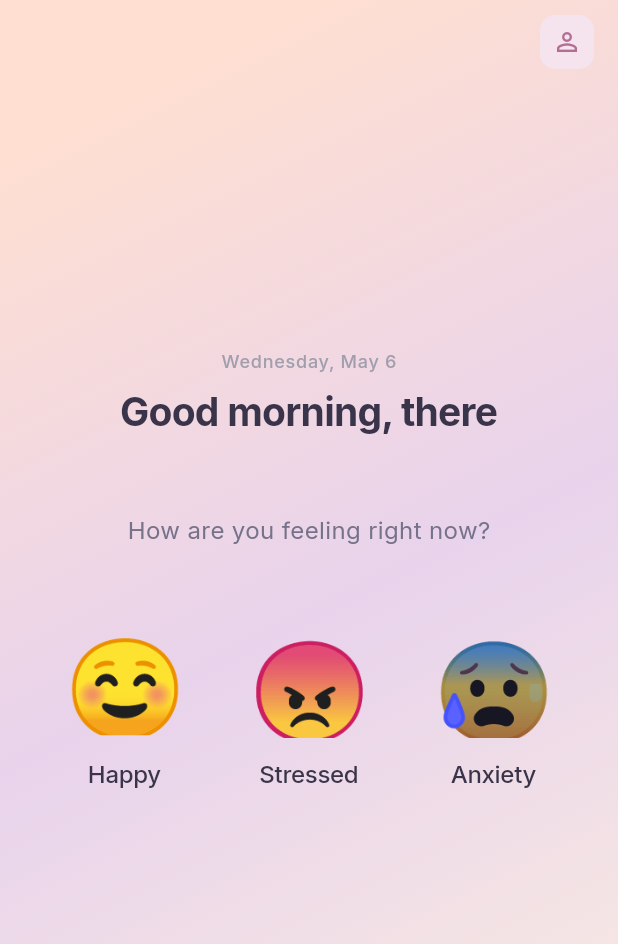
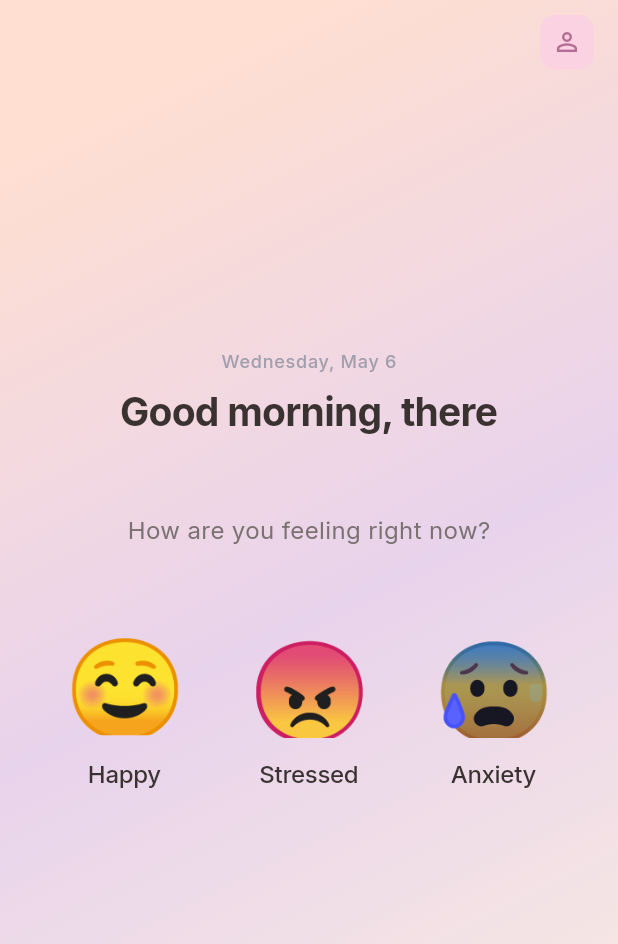
Before and after one commit to Richa-682111/mindsync-flutter, a Flutter app: the screen it shows once a user with an empty profile is signed in, on a phone screen of 412 x 824 dp. Shown: the top 944 px of the screen. Run offline on Flutter 3.47's test engine with Material 3 defaults, Android fonts, the phone set to English and light mode, and no system bars; our stand-ins replace cloud_firestore, firebase_auth, firebase_core, fl_chart, google_fonts; accounts and stored records are empty.

Commit message:
pinteresty  ui

```diff
--- a/lib/utils/app_theme.dart
+++ b/lib/utils/app_theme.dart
@@ -3,7 +3,7 @@ import 'package:google_fonts/google_fonts.dart';
 
 class AppTheme {
   // ─── DESIGN SYSTEM: Serenity Theme ───
-  // Soft, calming gradients, glassmorphic white surfaces.
+  // Soft, calming gradients, glassmorphic white surfaces, elegant typography.
 
   // Background Gradient (Peach -> Soft Purple -> Pale Warm)
   static const LinearGradient mainGradient = LinearGradient(
@@ -19,16 +19,16 @@ class AppTheme {
 
   // Color Tokens
   static const Color canvas       = Colors.transparent; // Let gradient show through
-  static const Color surface      = Color(0xCCFFFFFF);  // 80% white (Glassmorphism)
-  static const Color surfaceDim   = Color(0x80FFFFFF);  // 50% white
-  static const Color border       = Color(0x33FFFFFF);  // 20% white border
-  static const Color textPrimary  = Color(0xFF3A344A);  // Deep soft charcoal/purple
-  static const Color textSecondary= Color(0xFF76728A);  // Soft slate
+  static const Color surface      = Color(0xB3FFFFFF);  // 70% white (Glassmorphism)
+  static const Color surfaceDim   = Color(0x66FFFFFF);  // 40% white
+  static const Color border       = Color(0x4DFFFFFF);  // 30% white border
+  static const Color textPrimary  = Color(0xFF3A3131);  // Deep soft charcoal/brown
+  static const Color textSecondary= Color(0xFF7A7171);  // Soft slate
   static const Color textMuted    = Color(0xFFA19EAE);  // De-emphasized
 
   // Brand / Action
-  static const Color accent       = Color(0xFFB46E96);  // Magenta/Purple (from Pinterest)
-  static const Color accentSoft   = Color(0xFFF5E4EE);  // Soft pink tint
+  static const Color accent       = Color(0xFFB46E96);  // Magenta/Purple
+  static const Color accentSoft   = Color(0xFFFAD2E1);  // Soft pink tint
   static const Color positive     = Color(0xFF6BAF8D);  // Muted sage green
   static const Color positiveSoft = Color(0xFFE6F4EE);  // Soft green tint
   static const Color warmTone     = Color(0xFFED9D7A);  // Orange/Peach (Angry/Anxious)
@@ -38,9 +38,24 @@ class AppTheme {
   static const Color moodHappy    = Color(0xFFB46E96);  // Magenta/Purple
   static const Color moodStressed = Color(0xFF635F6A);  // Dark Grey
   static const Color moodAnxious  = Color(0xFFED9D7A);  // Soft Orange/Peach
+  static const Color moodSad      = Color(0xFF7B8C9E);  // Soft Blue/Grey
+  static const Color moodNeutral  = Color(0xFFC4B8C6);  // Soft Lilac Grey
+
+  // ─── Spacing & Corner Radius ───
+  static const double spacingSm = 8.0;
+  static const double spacingMd = 16.0;
+  static const double spacingLg = 24.0;
+  static const double spacingXl = 32.0;
+
+  static const double radiusSm = 12.0;
+  static const double radiusMd = 16.0;
+  static const double radiusLg = 24.0;
+  static const double radiusXl = 32.0;
 
   static ThemeData get lightTheme {
-    final base = GoogleFonts.interTextTheme();
+    final baseInter = GoogleFonts.interTextTheme();
+    final basePlayfair = GoogleFonts.playfairDisplayTextTheme();
+
     return ThemeData(
       scaffoldBackgroundColor: canvas,
       colorScheme: const ColorScheme.light(
@@ -48,14 +63,14 @@ class AppTheme {
         secondary: positive,
         surface: surface,
       ),
-      textTheme: base.copyWith(
-        displayLarge:  GoogleFonts.inter(fontSize: 36, fontWeight: FontWeight.w700, color: textPrimary, letterSpacing: -0.8, height: 1.15),
-        displayMedium: GoogleFonts.inter(fontSize: 28, fontWeight: FontWeight.w700, color: textPrimary, letterSpacing: -0.5, height: 1.2),
-        titleLarge:    GoogleFonts.inter(fontSize: 18, fontWeight: FontWeight.w600, color: textPrimary, letterSpacing: -0.2),
-        titleMedium:   GoogleFonts.inter(fontSize: 16, fontWeight: FontWeight.w600, color: textPrimary),
+      textTheme: baseInter.copyWith(
+        displayLarge:  basePlayfair.displayLarge?.copyWith(fontSize: 42, fontWeight: FontWeight.w600, color: textPrimary, letterSpacing: -0.5, height: 1.2),
+        displayMedium: basePlayfair.displayMedium?.copyWith(fontSize: 32, fontWeight: FontWeight.w600, color: textPrimary, letterSpacing: -0.5, height: 1.2),
+        titleLarge:    basePlayfair.titleLarge?.copyWith(fontSize: 24, fontWeight: FontWeight.w600, color: textPrimary, letterSpacing: -0.2),
+        titleMedium:   GoogleFonts.inter(fontSize: 18, fontWeight: FontWeight.w600, color: textPrimary),
         bodyLarge:     GoogleFonts.inter(fontSize: 16, fontWeight: FontWeight.w400, color: textPrimary, height: 1.55),
         bodyMedium:    GoogleFonts.inter(fontSize: 14, fontWeight: FontWeight.w400, color: textSecondary, height: 1.55),
-        labelSmall:    GoogleFonts.inter(fontSize: 11, fontWeight: FontWeight.w500, color: textMuted, letterSpacing: 0.5),
+        labelSmall:    GoogleFonts.inter(fontSize: 12, fontWeight: FontWeight.w500, color: textMuted, letterSpacing: 0.5),
       ),
       appBarTheme: AppBarTheme(
         backgroundColor: Colors.transparent, // Let gradient show
@@ -63,9 +78,9 @@ class AppTheme {
         scrolledUnderElevation: 0,
         centerTitle: true,
         iconTheme: const IconThemeData(color: textPrimary),
-        titleTextStyle: GoogleFonts.inter(
+        titleTextStyle: basePlayfair.titleLarge?.copyWith(
           color: textPrimary,
-          fontSize: 17,
+          fontSize: 22,
           fontWeight: FontWeight.w600,
           letterSpacing: -0.2,
         ),
@@ -74,25 +89,25 @@ class AppTheme {
         color: surface,
         elevation: 0,
         shape: RoundedRectangleBorder(
-          borderRadius: BorderRadius.circular(20),
+          borderRadius: BorderRadius.circular(radiusLg),
           side: const BorderSide(color: Colors.white, width: 1.5), // subtle highlight
         ),
-        margin: const EdgeInsets.symmetric(vertical: 6),
+        margin: const EdgeInsets.symmetric(vertical: spacingSm),
       ),
       inputDecorationTheme: InputDecorationTheme(
         filled: true,
         fillColor: surface,
-        contentPadding: const EdgeInsets.symmetric(horizontal: 16, vertical: 14),
+        contentPadding: const EdgeInsets.symmetric(horizontal: spacingMd, vertical: spacingMd),
         border: OutlineInputBorder(
-          borderRadius: BorderRadius.circular(16),
+          borderRadius: BorderRadius.circular(radiusMd),
           borderSide: const BorderSide(color: Colors.white, width: 1.5),
         ),
         enabledBorder: OutlineInputBorder(
-          borderRadius: BorderRadius.circular(16),
+          borderRadius: BorderRadius.circular(radiusMd),
           borderSide: const BorderSide(color: Colors.white, width: 1.5),
         ),
         focusedBorder: OutlineInputBorder(
-          borderRadius: BorderRadius.circular(16),
+          borderRadius: BorderRadius.circular(radiusMd),
           borderSide: const BorderSide(color: accent, width: 1.5),
         ),
         hintStyle: GoogleFonts.inter(color: textMuted, fontSize: 14),
@@ -102,8 +117,8 @@ class AppTheme {
           backgroundColor: accent,
           foregroundColor: Colors.white,
           elevation: 0,
-          shape: RoundedRectangleBorder(borderRadius: BorderRadius.circular(16)),
-          padding: const EdgeInsets.symmetric(vertical: 16, horizontal: 28),
+          shape: RoundedRectangleBorder(borderRadius: BorderRadius.circular(radiusXl)), // Very rounded
+          padding: const EdgeInsets.symmetric(vertical: 18, horizontal: 32),
           textStyle: GoogleFonts.inter(fontSize: 16, fontWeight: FontWeight.w600, letterSpacing: -0.1),
         ),
       ),
```
Also changed, not shown: lib/widgets/design/glass_card.dart (added, +52 -0 lines), lib/widgets/design/gradient_background.dart (added, +29 -0 lines), lib/widgets/design/primary_button.dart (added, +52 -0 lines), lib/widgets/design/progress_ring.dart (added, +57 -0 lines), lib/widgets/design/section_header.dart (added, +52 -0 lines).
